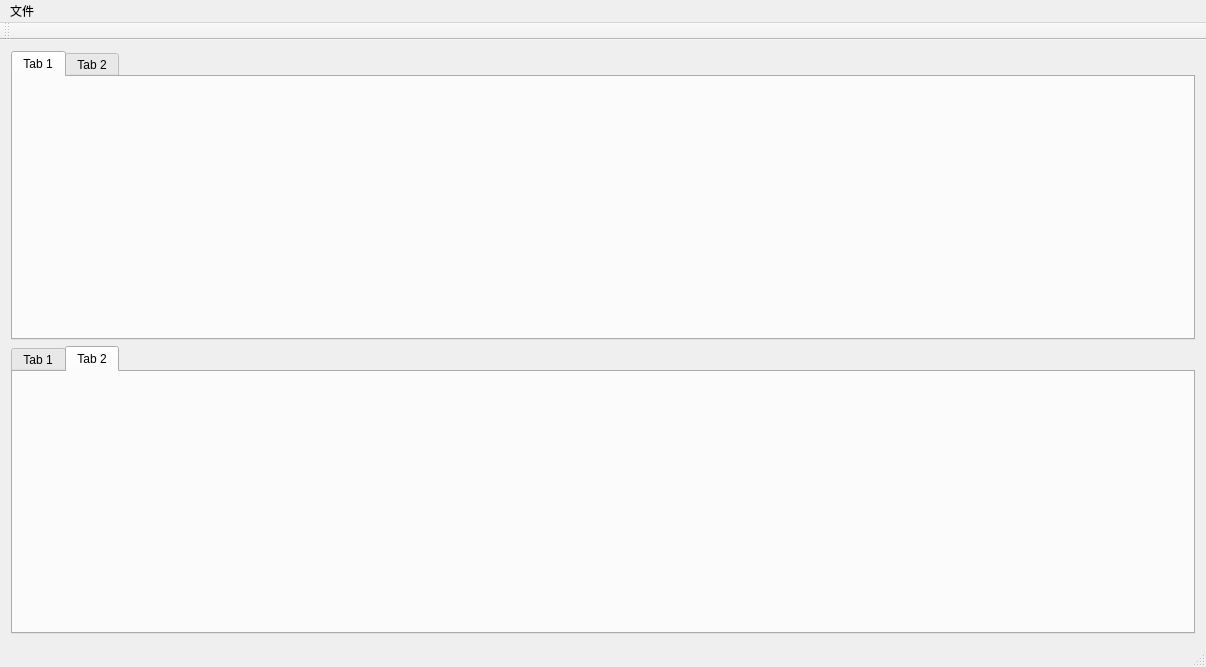
First picture: the form in mainwindow.ui, repository KawashiroNitori/HouseRentSystem, before the edit.
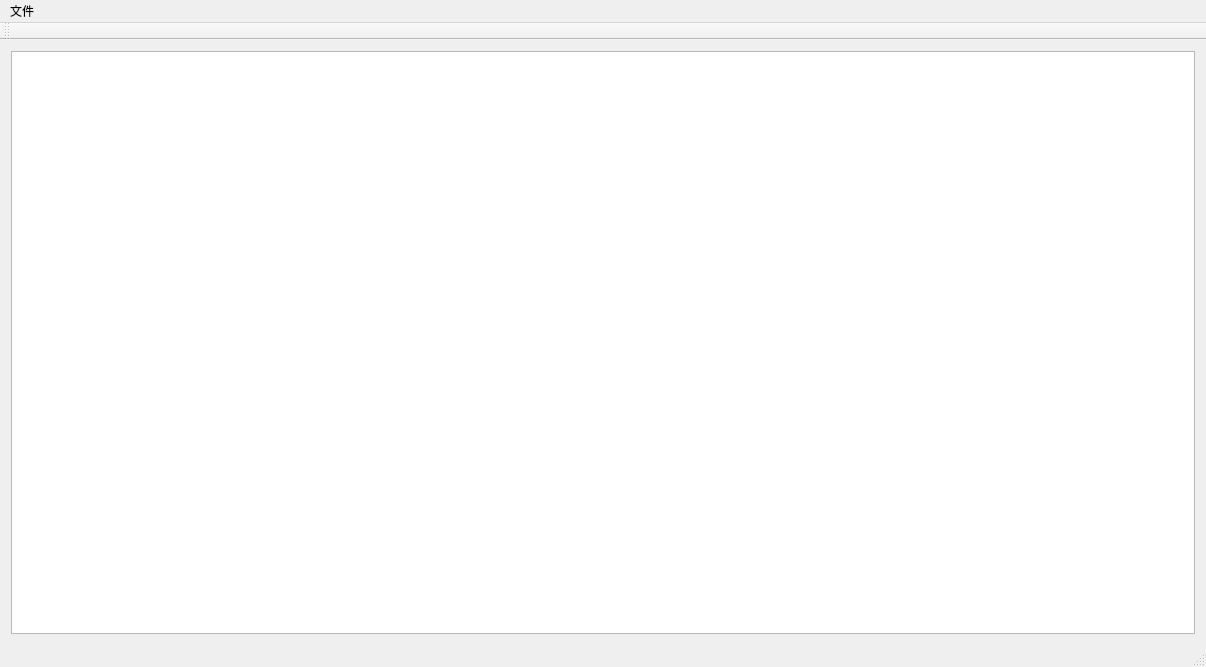
Second picture: the form after the edit.

Patch:
```diff
--- a/mainwindow.ui
+++ b/mainwindow.ui
@@ -18,34 +18,10 @@
     <item>
      <layout class="QGridLayout" name="gridLayout">
       <item row="0" column="0">
-       <widget class="QTabWidget" name="tabWidget">
-        <widget class="QWidget" name="tab">
-         <attribute name="title">
-          <string>Tab 1</string>
-         </attribute>
-        </widget>
-        <widget class="QWidget" name="tab_2">
-         <attribute name="title">
-          <string>Tab 2</string>
-         </attribute>
-        </widget>
-       </widget>
-      </item>
-      <item row="1" column="0">
-       <widget class="QTabWidget" name="tabWidget_2">
-        <property name="currentIndex">
-         <number>1</number>
+       <widget class="QTableView" name="tableView">
+        <property name="editTriggers">
+         <set>QAbstractItemView::NoEditTriggers</set>
         </property>
-        <widget class="QWidget" name="tab_3">
-         <attribute name="title">
-          <string>Tab 1</string>
-         </attribute>
-        </widget>
-        <widget class="QWidget" name="tab_4">
-         <attribute name="title">
-          <string>Tab 2</string>
-         </attribute>
-        </widget>
        </widget>
       </item>
      </layout>
```
Left out of the diff: 3 changed lines with no effect on the pictures.
